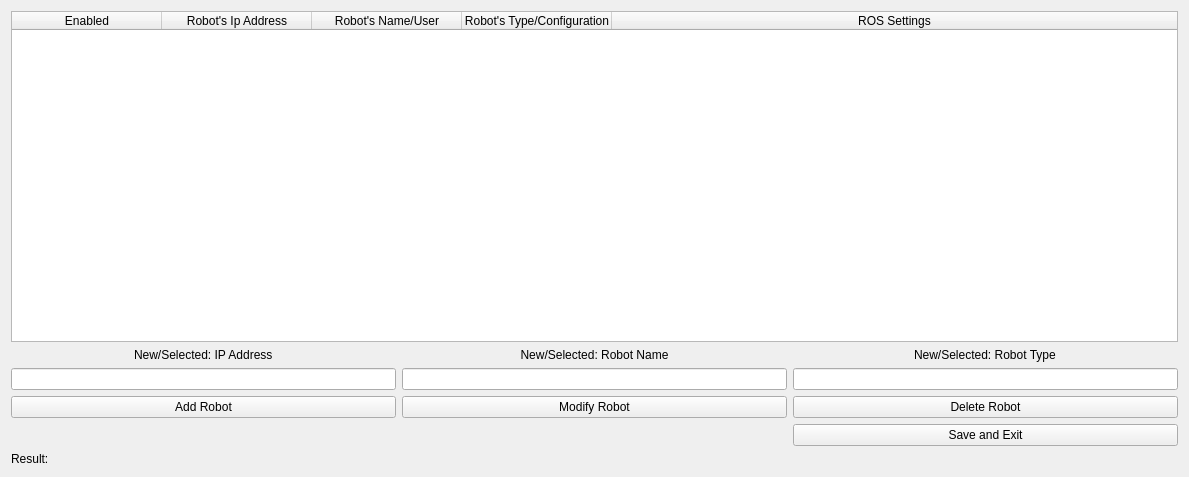
uf-reef-avl/multilauncher, file src/ui_files/Edit_Robot_Design.ui: the form before one commit.
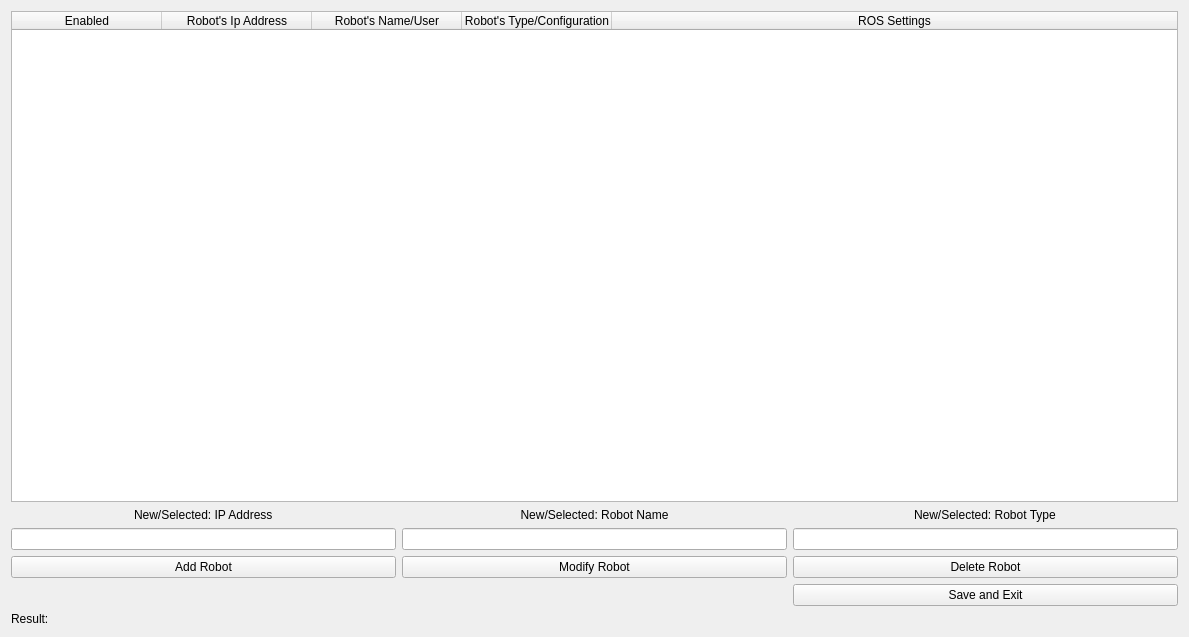
The form after the commit.

```diff
--- a/src/ui_files/Edit_Robot_Design.ui
+++ b/src/ui_files/Edit_Robot_Design.ui
@@ -7,7 +7,7 @@
     <x>0</x>
     <y>0</y>
     <width>1189</width>
-    <height>477</height>
+    <height>637</height>
    </rect>
   </property>
   <property name="windowTitle">
```
